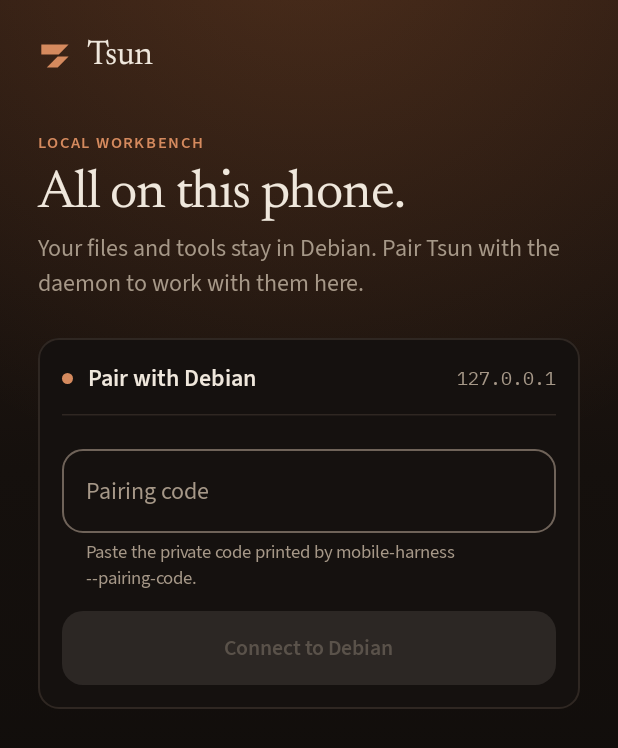
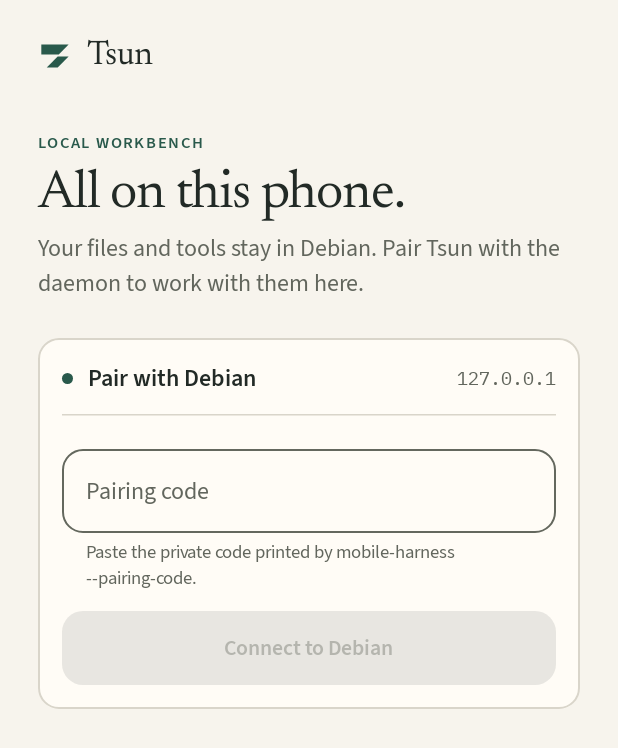
Before and after one commit to hmphdev/tsun, an Android app built with Jetpack Compose: the screen it shows after launch (MainActivity), on a phone screen of 412 x 824 dp. Shown: the top 748 px of the screen. Run offline under Robolectric (Android 15) with nearby library versions, the phone set to English and light mode, and no system bars.

Commit message:
Restore Tsun paper and ink themes without changing the layout

```diff
--- a/android/app/src/main/java/dev/tsun/app/Design.kt
+++ b/android/app/src/main/java/dev/tsun/app/Design.kt
@@ -9,12 +9,12 @@ import androidx.compose.foundation.Canvas
 import androidx.compose.foundation.background
 import androidx.compose.foundation.border
 import androidx.compose.foundation.clickable
+import androidx.compose.foundation.isSystemInDarkTheme
 import androidx.compose.foundation.layout.Arrangement
 import androidx.compose.foundation.layout.Box
 import androidx.compose.foundation.layout.BoxScope
 import androidx.compose.foundation.layout.Column
 import androidx.compose.foundation.layout.Row
-import androidx.compose.foundation.layout.fillMaxSize
 import androidx.compose.foundation.layout.fillMaxWidth
 import androidx.compose.foundation.layout.heightIn
 import androidx.compose.foundation.layout.padding
@@ -28,6 +28,7 @@ import androidx.compose.material3.MaterialTheme
 import androidx.compose.material3.Text
 import androidx.compose.material3.Typography
 import androidx.compose.material3.darkColorScheme
+import androidx.compose.material3.lightColorScheme
 import androidx.compose.runtime.Composable
 import androidx.compose.runtime.CompositionLocalProvider
 import androidx.compose.runtime.getValue
@@ -36,17 +37,16 @@ import androidx.compose.ui.Alignment
 import androidx.compose.ui.Modifier
 import androidx.compose.ui.draw.alpha
 import androidx.compose.ui.draw.clip
-import androidx.compose.ui.draw.drawBehind
 import androidx.compose.ui.geometry.CornerRadius
 import androidx.compose.ui.geometry.Offset
 import androidx.compose.ui.geometry.Size
-import androidx.compose.ui.graphics.Brush
 import androidx.compose.ui.graphics.Color
 import androidx.compose.ui.graphics.Path
 import androidx.compose.ui.graphics.StrokeCap
 import androidx.compose.ui.graphics.StrokeJoin
 import androidx.compose.ui.graphics.drawscope.Stroke
 import androidx.compose.ui.graphics.drawscope.scale
+import androidx.compose.ui.graphics.lerp
 import androidx.compose.ui.semantics.Role
 import androidx.compose.ui.semantics.contentDescription
 import androidx.compose.ui.semantics.semantics
@@ -58,10 +58,7 @@ import androidx.compose.ui.text.style.TextOverflow
 import androidx.compose.ui.unit.dp
 import androidx.compose.ui.unit.sp
 
-/**
- * One dark, warm palette. Surfaces are brown-blacks that sit on an ember-to-black
- * gradient; accents are clay, amber, and sage rather than saturated hues.
- */
+/** Tsun's paper and ink palettes, with pine for actions and separate status colors. */
 internal data class Inks(
     val paper: Color,      // deepest background
     val sheet: Color,      // drawer and cards
@@ -71,24 +68,27 @@ internal data class Inks(
     val ink: Color,        // primary text
     val quiet: Color,      // secondary text
     val faint: Color,      // tertiary text, idle dots
-    val accent: Color,     // clay: primary actions and focus
+    val accent: Color,     // pine: primary actions and focus
     val onAccent: Color,
     val accentWash: Color, // selected rows, approval tint
     val amber: Color,      // live work
     val sage: Color,       // success, additions
     val danger: Color,     // errors, deletions
-    val glowTop: Color,
-    val glowMid: Color,
 )
 
-private val Ember = Inks(
-    paper = Color(0xFF0C0A09), sheet = Color(0xFF15110F), raised = Color(0xFF1D1815), wash = Color(0xFF26201B),
-    rule = Color(0xFF2F2722), ink = Color(0xFFEFE7DC), quiet = Color(0xFFA69888), faint = Color(0xFF6F6359),
-    accent = Color(0xFFD58A5E), onAccent = Color(0xFF1B110B), accentWash = Color(0xFF34231A),
-    amber = Color(0xFFE2AD62), sage = Color(0xFFA9B27E), danger = Color(0xFFE07560),
-    glowTop = Color(0xFF2A1A12), glowMid = Color(0xFF15100D),
+private val Day = Inks(
+    paper = Color(0xFFF7F4ED), sheet = Color(0xFFFFFCF6), raised = Color(0xFFFBF8F1), wash = Color(0xFFEDE9DF),
+    rule = Color(0xFFD9D5CA), ink = Color(0xFF222A26), quiet = Color(0xFF62665D), faint = Color(0xFF64685E),
+    accent = Color(0xFF29594B), onAccent = Color(0xFFFFFCF6), accentWash = Color(0xFFE5EBDF),
+    amber = Color(0xFF78551F), sage = Color(0xFF416C52), danger = Color(0xFF994832),
 )
-private val LocalInks = staticCompositionLocalOf { Ember }
+private val Night = Inks(
+    paper = Color(0xFF202622), sheet = Color(0xFF282F29), raised = Color(0xFF2C342D), wash = Color(0xFF303831),
+    rule = Color(0xFF444F45), ink = Color(0xFFEDEAE0), quiet = Color(0xFFB4BCB0), faint = Color(0xFFA9B3A7),
+    accent = Color(0xFFB7D2BE), onAccent = Color(0xFF1F372B), accentWash = Color(0xFF33483A),
+    amber = Color(0xFFCEB07A), sage = Color(0xFFA6C5A8), danger = Color(0xFFF1AD97),
+)
+private val LocalInks = staticCompositionLocalOf { Day }
 internal val inks: Inks @Composable get() = LocalInks.current
 
 private val Reading = FontFamily(Font(R.font.newsreader))
@@ -119,35 +119,31 @@ internal val Pill = RoundedCornerShape(50)
 
 @Composable
 internal fun TsunTheme(content: @Composable () -> Unit) {
-    val palette = Ember
-    val colors = darkColorScheme(
+    val dark = isSystemInDarkTheme()
+    val palette = if (dark) Night else Day
+    val base = if (dark) darkColorScheme() else lightColorScheme()
+    val colors = base.copy(
         primary = palette.accent, onPrimary = palette.onAccent,
         primaryContainer = palette.accentWash, onPrimaryContainer = palette.ink,
         secondary = palette.accent, onSecondary = palette.onAccent,
         secondaryContainer = palette.accentWash, onSecondaryContainer = palette.ink,
-        tertiary = palette.amber, onTertiary = palette.onAccent,
+        tertiary = palette.accent, onTertiary = palette.onAccent,
+        tertiaryContainer = palette.accentWash, onTertiaryContainer = palette.ink,
         background = palette.paper, onBackground = palette.ink,
         surface = palette.sheet, onSurface = palette.ink,
         surfaceVariant = palette.wash, onSurfaceVariant = palette.quiet,
         outline = palette.faint, outlineVariant = palette.rule,
         surfaceContainerLowest = palette.paper, surfaceContainerLow = palette.sheet,
         surfaceContainer = palette.sheet, surfaceContainerHigh = palette.raised, surfaceContainerHighest = palette.wash,
-        surfaceTint = Color.Transparent, error = palette.danger, onError = palette.onAccent,
-        inverseSurface = palette.ink, inverseOnSurface = palette.paper, scrim = Color.Black,
+        surfaceTint = Color.Transparent,
+        error = palette.danger, onError = if (dark) palette.paper else palette.sheet,
+        errorContainer = lerp(palette.sheet, palette.danger, 0.10f), onErrorContainer = palette.danger,
+        inverseSurface = palette.ink, inverseOnSurface = palette.paper,
+        inversePrimary = if (dark) Day.accent else Night.accent, scrim = Color.Black,
     )
     CompositionLocalProvider(LocalInks provides palette) {
         MaterialTheme(colorScheme = colors, typography = Type, content = content)
     }
-}
-
-/** The app background: a low ember glow at the top that falls off into black. */
-internal fun Modifier.emberBackground(palette: Inks): Modifier = drawBehind {
-    drawRect(Brush.verticalGradient(0f to palette.glowTop, 0.38f to palette.glowMid, 1f to palette.paper))
-    drawRect(Brush.radialGradient(
-        colors = listOf(Color(0x33C9773F), Color.Transparent),
-        center = Offset(size.width * 0.5f, -size.width * 0.15f),
-        radius = size.width * 0.95f,
-    ))
 }
 
 @Composable
@@ -207,7 +203,7 @@ internal fun Chip(
     }
 }
 
-/** "+12 −3" in sage and clay-red. */
+/** "+12 −3" in sage and rust. */
 @Composable
 internal fun DiffStat(additions: Int, deletions: Int, modifier: Modifier = Modifier) {
     Row(modifier, horizontalArrangement = Arrangement.spacedBy(5.dp)) {
--- a/android/app/src/main/java/dev/tsun/app/MainActivity.kt
+++ b/android/app/src/main/java/dev/tsun/app/MainActivity.kt
@@ -1,10 +1,8 @@
 package dev.tsun.app
 
 import android.content.Context
-import android.graphics.Color
 import android.os.Bundle
 import androidx.activity.ComponentActivity
-import androidx.activity.SystemBarStyle
 import androidx.activity.compose.setContent
 import androidx.activity.enableEdgeToEdge
 import androidx.compose.foundation.layout.Box
@@ -26,10 +24,7 @@ import androidx.compose.ui.Modifier
 class MainActivity : ComponentActivity() {
     override fun onCreate(savedInstanceState: Bundle?) {
         super.onCreate(savedInstanceState)
-        enableEdgeToEdge(
-            statusBarStyle = SystemBarStyle.dark(Color.TRANSPARENT),
-            navigationBarStyle = SystemBarStyle.dark(Color.TRANSPARENT),
-        )
+        enableEdgeToEdge()
         val prefs = getSharedPreferences("local_pairing", Context.MODE_PRIVATE)
         val saved = Pairing.fromFields(prefs.getInt("port", 8787), prefs.getString("key", "").orEmpty(),
             prefs.getString("pin", "").orEmpty())
@@ -39,7 +34,7 @@ class MainActivity : ComponentActivity() {
                 var catalog by remember { mutableStateOf<Catalog?>(null) }
                 val palette = inks
                 Surface(Modifier.fillMaxSize(), color = palette.paper, contentColor = palette.ink) {
-                    Box(Modifier.fillMaxSize().emberBackground(palette)
+                    Box(Modifier.fillMaxSize()
                         .windowInsetsPadding(WindowInsets.systemBars.union(WindowInsets.displayCutout)).imePadding()) {
                         val local = pairing
                         if (local == null) {
--- a/android/app/src/main/java/dev/tsun/app/ThreadScreen.kt
+++ b/android/app/src/main/java/dev/tsun/app/ThreadScreen.kt
@@ -363,7 +363,7 @@ private fun OutputBlock(text: String) {
     }
 }
 
-/** Old text in clay-red, new text in sage, like a small unified diff. */
+/** Old text in rust, new text in sage, like a small unified diff. */
 @Composable
 internal fun EditPreview(before: String, after: String) {
     val removed = if (before.isEmpty()) emptyList() else before.trimEnd('\n').lines()
--- /dev/null
+++ b/android/app/src/main/res/values-night/styles.xml
@@ -0,0 +1,9 @@
+<?xml version="1.0" encoding="utf-8"?>
+<resources>
+    <style name="Theme.Tsun" parent="@android:style/Theme.Material.NoActionBar">
+        <item name="android:windowBackground">#202622</item>
+        <item name="android:colorAccent">#B7D2BE</item>
+        <item name="android:statusBarColor">@android:color/transparent</item>
+        <item name="android:navigationBarColor">@android:color/transparent</item>
+    </style>
+</resources>
--- a/android/app/src/main/res/values/styles.xml
+++ b/android/app/src/main/res/values/styles.xml
@@ -1,9 +1,10 @@
 <?xml version="1.0" encoding="utf-8"?>
 <resources>
     <string name="app_name">Tsun</string>
-    <style name="Theme.Tsun" parent="@android:style/Theme.Material.NoActionBar">
-        <item name="android:windowBackground">#1C1410</item>
-        <item name="android:colorAccent">#D58A5E</item>
+    <style name="Theme.Tsun" parent="@android:style/Theme.Material.Light.NoActionBar">
+        <item name="android:windowBackground">#F7F4ED</item>
+        <item name="android:colorAccent">#29594B</item>
+        <item name="android:windowLightStatusBar">true</item>
         <item name="android:statusBarColor">@android:color/transparent</item>
         <item name="android:navigationBarColor">@android:color/transparent</item>
     </style>
```
